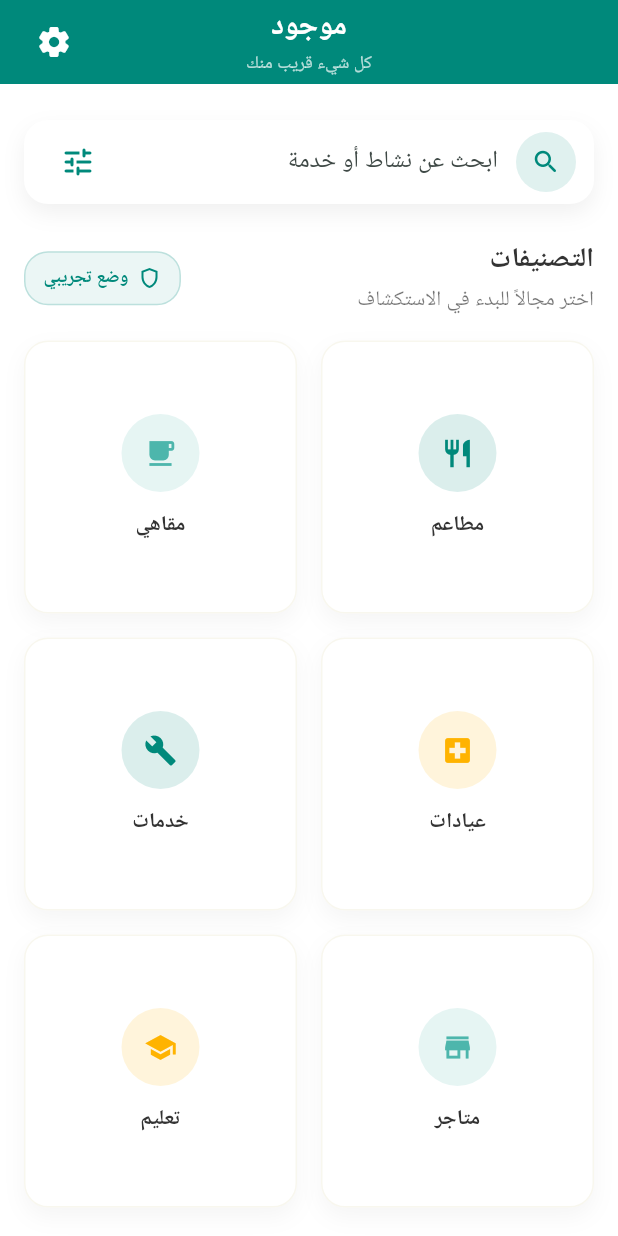
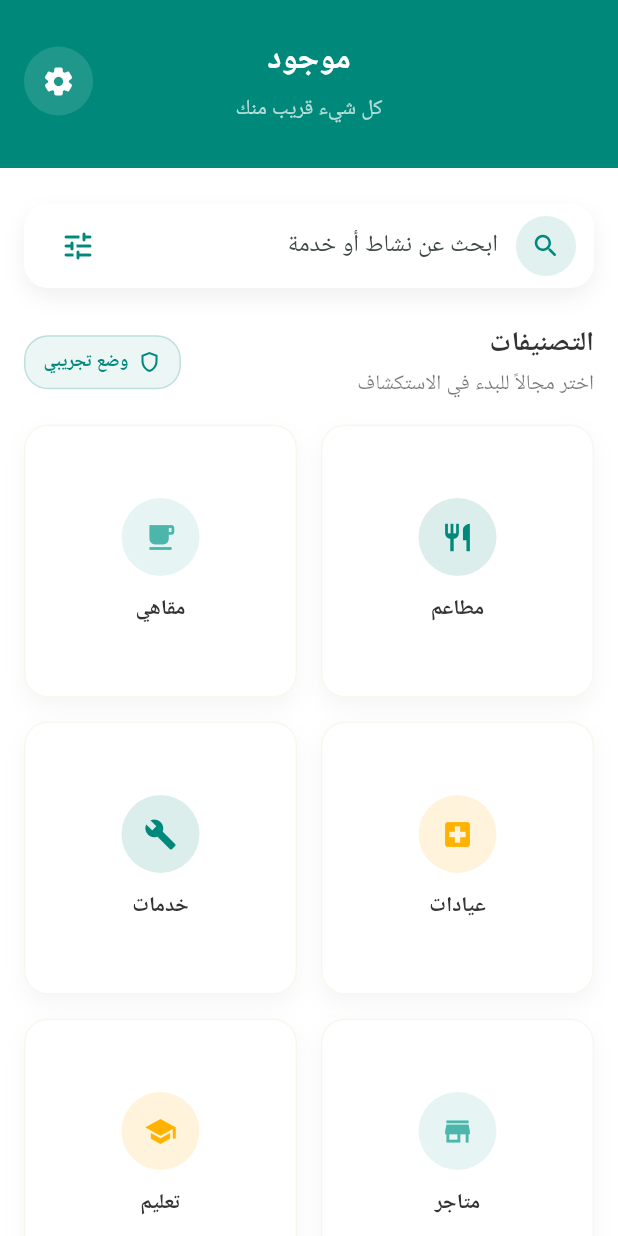
Before and after one commit to kezar0001-cpu/Mawjood, a Flutter app: the screen it shows after launch, on a phone screen of 412 x 824 dp. Run offline on Flutter 3.47's test engine with Material 3 defaults, Android fonts, the light colour scheme and no system bars; our stand-ins replace cached_network_image, google_fonts, supabase_flutter; accounts and stored records are empty; Roboto replaces fonts that are missing (Cairo).

Commit message:
Improve home header design

```diff
--- a/lib/screens/home_screen.dart
+++ b/lib/screens/home_screen.dart
@@ -67,33 +67,9 @@ class _HomeScreenState extends State<HomeScreen> {
   }
 
   /// Modernized app bar with centered branding and consistent settings access.
-  AppBar _buildAppBar() {
-    return AppBar(
-      centerTitle: true,
-      title: Column(
-        mainAxisSize: MainAxisSize.min,
-        children: const [
-          Text(
-            AppText.appName,
-            style: TextStyle(fontWeight: FontWeight.w800, fontSize: 20),
-          ),
-          SizedBox(height: 4),
-          Text(
-            AppText.tagline,
-            style: TextStyle(fontSize: 12, fontWeight: FontWeight.w500, color: Colors.white70),
-          ),
-        ],
-      ),
-      actions: [
-        Padding(
-          padding: const EdgeInsetsDirectional.only(end: 12),
-          child: IconButton(
-            tooltip: AppText.settings,
-            icon: const Icon(Icons.settings_rounded),
-            onPressed: () => Navigator.pushNamed(context, SettingsScreen.routeName),
-          ),
-        ),
-      ],
+  PreferredSizeWidget _buildAppBar() {
+    return _HomeHeader(
+      onSettingsPressed: () => Navigator.pushNamed(context, SettingsScreen.routeName),
     );
   }
 
@@ -233,3 +209,87 @@ class _HomeScreenState extends State<HomeScreen> {
     );
   }
 }
+
+class _HomeHeader extends StatelessWidget implements PreferredSizeWidget {
+  const _HomeHeader({required this.onSettingsPressed});
+
+  final VoidCallback onSettingsPressed;
+
+  @override
+  Size get preferredSize => const Size.fromHeight(112);
+
+  @override
+  Widget build(BuildContext context) {
+    final double statusBarPadding = MediaQuery.of(context).padding.top;
+
+    return Container(
+      color: AppColors.primary,
+      padding: EdgeInsetsDirectional.fromSTEB(16, statusBarPadding + 12, 16, 16),
+      child: Stack(
+        alignment: Alignment.center,
+        children: [
+          Align(
+            alignment: Alignment.centerLeft,
+            child: _HeaderIconButton(
+              tooltip: AppText.settings,
+              icon: Icons.settings_rounded,
+              onTap: onSettingsPressed,
+            ),
+          ),
+          Column(
+            mainAxisSize: MainAxisSize.min,
+            children: const [
+              Text(
+                AppText.appName,
+                textAlign: TextAlign.center,
+                style: TextStyle(
+                  fontWeight: FontWeight.w800,
+                  fontSize: 22,
+                  color: Colors.white,
+                  letterSpacing: 0.2,
+                ),
+              ),
+              SizedBox(height: 8),
+              Text(
+                AppText.tagline,
+                textAlign: TextAlign.center,
+                style: TextStyle(
+                  fontSize: 14,
+                  fontWeight: FontWeight.w500,
+                  color: Colors.white70,
+                ),
+              ),
+            ],
+          ),
+        ],
+      ),
+    );
+  }
+}
+
+class _HeaderIconButton extends StatelessWidget {
+  const _HeaderIconButton({required this.tooltip, required this.icon, required this.onTap});
+
+  final String tooltip;
+  final IconData icon;
+  final VoidCallback onTap;
+
+  @override
+  Widget build(BuildContext context) {
+    return Tooltip(
+      message: tooltip,
+      child: Material(
+        color: Colors.white.withOpacity(0.12),
+        shape: const CircleBorder(),
+        child: InkWell(
+          customBorder: const CircleBorder(),
+          onTap: onTap,
+          child: Padding(
+            padding: const EdgeInsets.all(12),
+            child: Icon(icon, color: Colors.white, size: 22),
+          ),
+        ),
+      ),
+    );
+  }
+}
```
